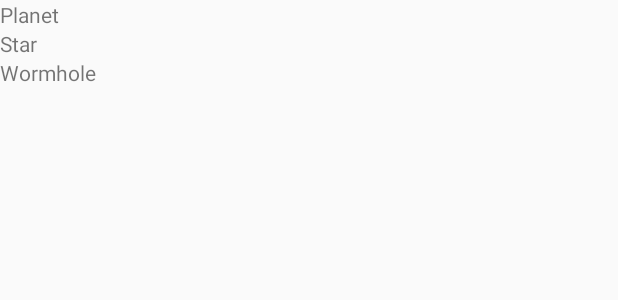
After one commit to SchrodingersGat/planet, an Android app: the layout dlg_add_item.xml on its own in the app's theme, with its tools: preview values and no code run, on a phone screen of 412 x 824 dp. The commit adds this screen. Shown: the top 300 px of the screen. Run offline under Robolectric (Android 15) with nearby library versions, the phone set to English and light mode, and no system bars.

Commit message:
Added long-press menus
Also fixed star drawing

```diff
--- a/app/build.gradle
+++ b/app/build.gradle
@@ -5,7 +5,7 @@ android {
     buildToolsVersion "25.0.3"
     defaultConfig {
         applicationId "com.example.oliver.planet"
-        minSdkVersion 15
+        minSdkVersion 19
         targetSdkVersion 25
         versionCode 1
         versionName "1.0"
--- a/app/src/main/java/com/example/oliver/planet/GameActivity.java
+++ b/app/src/main/java/com/example/oliver/planet/GameActivity.java
@@ -2,14 +2,9 @@ package com.example.oliver.planet;
 
 import android.app.Activity;
 import android.os.Bundle;
-import android.view.Surface;
-import android.view.SurfaceView;
-import android.view.SurfaceHolder;
 import android.view.Window;
 import android.view.WindowManager;
 import android.util.Log;
-
-import com.example.oliver.planet.GameSurface;
 
 public class GameActivity extends Activity {
 
--- a/app/src/main/java/com/example/oliver/planet/LevelSelectorActivity.java
+++ b/app/src/main/java/com/example/oliver/planet/LevelSelectorActivity.java
@@ -1,7 +1,6 @@
 package com.example.oliver.planet;
 
 import android.app.ListActivity;
-import android.app.Activity;
 import android.content.Intent;
 import android.os.Bundle;
 import android.view.View;
--- /dev/null
+++ b/app/src/main/res/layout/dlg_add_item.xml
@@ -0,0 +1,23 @@
+<?xml version="1.0" encoding="utf-8"?>
+<LinearLayout xmlns:android="http://schemas.android.com/apk/res/android"
+    android:orientation="vertical" android:layout_width="match_parent"
+    android:layout_height="match_parent">
+
+    <TextView
+        android:id="@+id/textView3"
+        android:layout_width="match_parent"
+        android:layout_height="wrap_content"
+        android:text="Planet" />
+
+    <TextView
+        android:id="@+id/textView2"
+        android:layout_width="match_parent"
+        android:layout_height="wrap_content"
+        android:text="Star" />
+
+    <TextView
+        android:id="@+id/textView"
+        android:layout_width="match_parent"
+        android:layout_height="wrap_content"
+        android:text="Wormhole" />
+</LinearLayout>
```
Also changed, not shown: app/src/main/java/com/example/oliver/planet/GameLevel.java (+36 -3 lines), app/src/main/java/com/example/oliver/planet/GameSurface.java (+84 -22 lines), app/src/main/java/com/example/oliver/planet/Star.java (+16 -2 lines), app/src/main/res/layout/menu_add_item.xml (added, +15 -0 lines).
